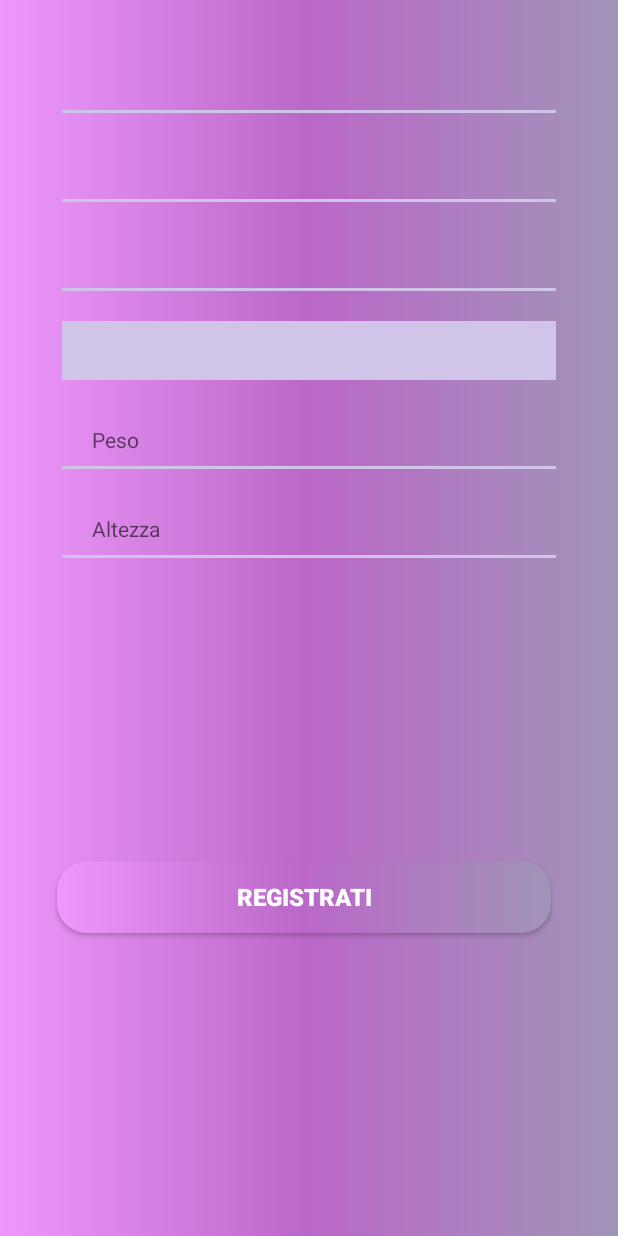
After one commit to simtape/myFitNoteAndroid, an Android app: the RegistrazioneParteTreActivity screen opened directly, with no data from a screen before it, on a phone screen of 412 x 824 dp. The commit adds this screen. Run offline under Robolectric (Android 15) with nearby library versions, the phone set to English and light mode, and no system bars; our stand-ins replace Volley; network calls fail.

Commit message:
registrazione

```diff
--- /dev/null
+++ b/app/src/main/java/com/example/myfitnoteandroid/RegistrazioneParteTreActivity.java
@@ -0,0 +1,138 @@
+package com.example.myfitnoteandroid;
+
+import androidx.appcompat.app.AppCompatActivity;
+
+import android.content.Intent;
+import android.os.Bundle;
+import android.view.View;
+import android.widget.Button;
+import android.widget.TextView;
+import android.widget.Toast;
+
+import com.android.volley.Request;
+import com.android.volley.RequestQueue;
+import com.android.volley.Response;
+import com.android.volley.RetryPolicy;
+import com.android.volley.VolleyError;
+import com.android.volley.toolbox.JsonObjectRequest;
+import com.android.volley.toolbox.Volley;
+import com.example.myfitnoteandroid.data.SessionManager;
+import com.example.myfitnoteandroid.data.User;
+
+import org.json.JSONException;
+import org.json.JSONObject;
+
+public class RegistrazioneParteTreActivity extends AppCompatActivity implements View.OnClickListener {
+    TextView name, surname, mail, password, peso, altezza;
+    Button button;
+
+    private JSONObject postData, userJsonObject;
+
+    @Override
+    protected void onCreate(Bundle savedInstanceState) {
+        super.onCreate(savedInstanceState);
+        setContentView(R.layout.activity_registrazione_parte_tre);
+
+        name = findViewById(R.id.nome);
+        surname = findViewById(R.id.Cognome);
+        mail = findViewById(R.id.Email);
+        password = findViewById(R.id.password);
+        peso = findViewById(R.id.Peso);
+        altezza = findViewById(R.id.Altezza);
+        button = findViewById(R.id.reg3);
+
+
+        SessionManager sessionManager = new SessionManager(this);
+
+        name.setText(sessionManager.getName());
+        surname.setText(sessionManager.getSurname());
+        mail.setText(sessionManager.getMail());
+        password.setText(sessionManager.getPassword());
+        peso.setText(sessionManager.getPeso());
+        altezza.setText(sessionManager.getAltezza());
+
+        button.setOnClickListener((View.OnClickListener) this);
+
+    }
+
+    public void onClick(View v) {
+        if (v.getId() == button.getId()) {
+            postData = new JSONObject();
+
+            try {
+
+                postData.put("mail", mail.getText().toString().trim());
+                postData.put("name", name.getText().toString().trim());
+                postData.put("surname", surname.getText().toString().trim());
+                postData.put("height", altezza.getText().toString().trim());
+                postData.put("weight", peso.getText().toString().trim());
+                postData.put("password", password.getText().toString().trim());
+
+            } catch (JSONException e) {
+                e.printStackTrace();
+            }
+            registrazione();
+
+        }
+
+
+    }
+
+    public void registrazione() {
+        RequestQueue queue = Volley.newRequestQueue(this.getApplicationContext());
+        String url = "https://myfitnote.herokuapp.com/users/registrazione";
+        final JsonObjectRequest jsonObjectRequest = new JsonObjectRequest(Request.Method.POST, url,
+                postData, new Response.Listener<JSONObject>() {
+            @Override
+            public void onResponse(JSONObject response) {
+
+                try {
+                    userJsonObject = response.getJSONObject("user");
+                } catch (JSONException e) {
+                    e.printStackTrace();
+                }
+
+
+                if (userJsonObject != null) {
+                    Toast.makeText(getApplication().getBaseContext(), "Utente registrato correttamente", Toast.LENGTH_LONG).show();
+
+
+                } else {
+                    Toast.makeText(getApplication().getBaseContext(), "Email gia esistente", Toast.LENGTH_LONG).show();
+                }
+
+
+            }
+        }, new Response.ErrorListener() {
+            @Override
+            public void onErrorResponse(VolleyError error) {
+                error.printStackTrace();
+            }
+        });
+
+        /*jsonObjectRequest.setRetryPolicy(new DefaultRetryPolicy(
+                DefaultRetryPolicy.DEFAULT_TIMEOUT_MS * 2,
+                DefaultRetryPolicy.DEFAULT_MAX_RETRIES,
+                DefaultRetryPolicy.DEFAULT_BACKOFF_MULT));*/
+
+        jsonObjectRequest.setRetryPolicy(new RetryPolicy() {
+            @Override
+            public int getCurrentTimeout() {
+                return 50000;
+            }
+
+            @Override
+            public int getCurrentRetryCount() {
+                return 50000;
+            }
+
+            @Override
+            public void retry(VolleyError error) throws VolleyError {
+
+            }
+        });
+        queue.add(jsonObjectRequest);
+
+
+    }
+}
--- a/app/src/main/java/com/example/myfitnoteandroid/data/SessionManager.java
+++ b/app/src/main/java/com/example/myfitnoteandroid/data/SessionManager.java
@@ -14,6 +14,10 @@ public class SessionManager {
     String SESSION_NAME = "session_name";
     String SESSION_SURNAME = "session_surname";
     String SESSION_MAIL = "session_mail";
+    String REGISTRATION_PASSWORD = "session_password";
+    String REGISTRATION_PESO = "registration_peso";
+    String REGISTRATION_ALTEZZA = "registration_altezza";
+
 
 
     public SessionManager(Context context) {
@@ -67,4 +71,48 @@ public class SessionManager {
         return this.user;
 
     }
+
+    public void setSessionName(String name){
+        editor.putString(SESSION_NAME, name).commit();
+    }
+
+    public void setSessionSurname(String surname){
+        editor.putString(SESSION_SURNAME, surname).commit();
+    }
+
+    public void setSessionMail(String mail){
+
+        editor.putString(SESSION_MAIL, null).commit();
+        editor.putString(SESSION_MAIL, mail).commit();
+    }
+
+    public void setSessionPassword(String password){
+        editor.putString(REGISTRATION_PASSWORD, password).commit();
+
+    }
+
+    public String getPassword(){
+        return sharedPreferences.getString(REGISTRATION_PASSWORD, null);
+
+    }
+
+    public String getPeso(){
+
+        return sharedPreferences.getString(REGISTRATION_PESO, null);
+    }
+
+    public String getAltezza(){
+        return sharedPreferences.getString(REGISTRATION_ALTEZZA, null);
+
+    }
+
+    public void setPeso(String peso){
+        editor.putString(REGISTRATION_PESO, peso).commit();
+    }
+
+    public void setAltezza(String altezza){
+        editor.putString(REGISTRATION_ALTEZZA, altezza).commit();
+    }
+
+
 }
--- /dev/null
+++ b/app/src/main/res/layout/activity_registrazione_parte_tre.xml
@@ -0,0 +1,138 @@
+<?xml version="1.0" encoding="utf-8"?>
+<androidx.constraintlayout.widget.ConstraintLayout
+    xmlns:android="http://schemas.android.com/apk/res/android"
+    xmlns:app="http://schemas.android.com/apk/res-auto"
+    xmlns:tools="http://schemas.android.com/tools"
+    android:layout_width="match_parent"
+    android:layout_height="match_parent"
+    android:background="@drawable/login_dark_background">
+    <TextView
+        android:id="@+id/nome"
+        android:layout_width="0dp"
+        android:layout_height="wrap_content"
+        android:layout_marginTop="36dp"
+        android:background="@drawable/edit_text_bg"
+
+        android:paddingLeft="20dp"
+        android:paddingTop="10dp"
+        android:paddingBottom="10dp"
+        app:layout_constraintEnd_toEndOf="parent"
+        app:layout_constraintStart_toStartOf="parent"
+        app:layout_constraintTop_toTopOf="parent"
+        app:layout_constraintWidth_percent=".8" />
+
+    <TextView
+        android:id="@+id/Cognome"
+        android:layout_width="0dp"
+        android:layout_height="wrap_content"
+        android:layout_marginTop="20dp"
+        android:background="@drawable/edit_text_bg"
+
+        android:paddingLeft="20dp"
+        android:paddingTop="10dp"
+        android:paddingBottom="10dp"
+        app:layout_constraintBottom_toBottomOf="parent"
+        app:layout_constraintEnd_toEndOf="parent"
+        app:layout_constraintHorizontal_bias=".5"
+        app:layout_constraintStart_toStartOf="parent"
+        app:layout_constraintTop_toBottomOf="@+id/nome"
+        app:layout_constraintVertical_bias="0"
+        app:layout_constraintWidth_percent=".8" />
+
+
+    <TextView
+        android:id="@+id/Email"
+        android:layout_width="0dp"
+        android:layout_height="wrap_content"
+        android:layout_marginTop="20dp"
+        android:background="@drawable/edit_text_bg"
+
+        android:paddingLeft="20dp"
+        android:paddingTop="10dp"
+        android:paddingBottom="10dp"
+        app:layout_constraintBottom_toBottomOf="parent"
+        app:layout_constraintEnd_toEndOf="parent"
+        app:layout_constraintHorizontal_bias=".5"
+        app:layout_constraintStart_toStartOf="parent"
+        app:layout_constraintTop_toBottomOf="@+id/Cognome"
+        app:layout_constraintVertical_bias="0"
+        app:layout_constraintWidth_percent=".8" />
+
+    <TextView
+        android:id="@+id/password"
+        android:layout_width="0dp"
+        android:layout_height="wrap_content"
+        android:layout_marginTop="20dp"
+        android:background="@drawable/edit_textfilled"
+
+        android:paddingLeft="20dp"
+        android:paddingTop="10dp"
+        android:paddingBottom="10dp"
+        app:layout_constraintBottom_toBottomOf="parent"
+        app:layout_constraintEnd_toEndOf="parent"
+        app:layout_constraintHorizontal_bias=".5"
+        app:layout_constraintStart_toStartOf="parent"
+        app:layout_constraintTop_toBottomOf="@+id/Email"
+        app:layout_constraintVertical_bias="0"
+        app:layout_constraintWidth_percent=".8" />
+
+    <TextView
+        android:id="@+id/Peso"
+        android:layout_width="0dp"
+        android:layout_height="wrap_content"
+        android:layout_marginTop="20dp"
+        android:background="@drawable/edit_text_bg"
+        android:hint="Peso"
+        android:paddingLeft="20dp"
+        android:paddingTop="10dp"
+        android:paddingBottom="10dp"
+        app:layout_constraintBottom_toBottomOf="parent"
+        app:layout_constraintEnd_toEndOf="parent"
+        app:layout_constraintHorizontal_bias=".5"
+        app:layout_constraintStart_toStartOf="parent"
+        app:layout_constraintTop_toBottomOf="@+id/password"
+        app:layout_constraintVertical_bias="0"
+        app:layout_constraintWidth_percent=".8" />
+
+    <TextView
+        android:id="@+id/Altezza"
+        android:layout_width="0dp"
+        android:layout_height="wrap_content"
+        android:layout_marginTop="20dp"
+        android:background="@drawable/edit_text_bg"
+        android:hint="Altezza"
+        android:paddingLeft="20dp"
+        android:paddingTop="10dp"
+        android:paddingBottom="10dp"
+        app:layout_constraintBottom_toBottomOf="parent"
+        app:layout_constraintEnd_toEndOf="parent"
+        app:layout_constraintHorizontal_bias=".5"
+        app:layout_constraintStart_toStartOf="parent"
+        app:layout_constraintTop_toBottomOf="@+id/Peso"
+        app:layout_constraintVertical_bias="0"
+        app:layout_constraintWidth_percent=".8" />
+
+    <Button
+        android:id="@+id/reg3"
+        android:layout_width="329dp"
+        android:layout_height="wrap_content"
+        android:background="@drawable/button_bg"
+        android:text="REGISTRATI"
+        android:textColor="@color/cardview_light_background"
+        android:textSize="16sp"
+        android:textStyle="bold"
+        app:layout_constraintBottom_toBottomOf="parent"
+        app:layout_constraintEnd_toEndOf="parent"
+        app:layout_constraintHorizontal_bias="0.463"
+        app:layout_constraintStart_toStartOf="parent"
+        app:layout_constraintWidth_percent=".8"
+        app:layout_constraintTop_toBottomOf="@+id/Altezza"/>
+
+    <GridView
+        android:layout_width="match_parent"
+        android:layout_height="match_parent"
+        tools:layout_editor_absoluteX="2dp"
+        tools:layout_editor_absoluteY="246dp" />
+
+
+</androidx.constraintlayout.widget.ConstraintLayout>
--- a/app/src/main/res/menu/activity_main_drawer.xml
+++ b/app/src/main/res/menu/activity_main_drawer.xml
@@ -19,9 +19,13 @@
             android:title="@string/misura_battito" />
 
         <item
-            android:id="@+id/nav_slideshow"
+            android:id="@+id/nav_esercizi"
             android:icon="@drawable/ic_menu_slideshow"
             android:title="@string/esercizi" />
 
+        <item
+            android:id="@+id/nav_schede"
+            android:icon="@drawable/ic_menu_slideshow"
+            android:title="@string/schede" />
     </group>
 </menu>
--- a/app/src/main/res/menu/main.xml
+++ b/app/src/main/res/menu/main.xml
@@ -1,10 +1,13 @@
 <?xml version="1.0" encoding="utf-8"?>
 <menu xmlns:android="http://schemas.android.com/apk/res/android"
     xmlns:app="http://schemas.android.com/apk/res-auto">
+ì
     <item
         android:id="@+id/logout"
         android:icon="@drawable/logout"
         android:orderInCategory="100"
         android:title="@string/logout"
         app:showAsAction="always" />
+
+
 </menu>
--- a/app/src/main/res/values/strings.xml
+++ b/app/src/main/res/values/strings.xml
@@ -11,6 +11,8 @@
     <string name="menu_kcal">Calcola kcal</string>
     <string name="misura_battito">Misura battito</string>
     <string name="esercizi">Esercizi</string>
+    <string name="schede">Schede</string>
+    <string name="registrazione_2">Seconda Fase Registrazione</string>
     <string name="logout">Logout</string>
 
     <string name="home_second">Home Second</string>
```
Also changed, not shown: app/src/main/AndroidManifest.xml (+6 -6 lines), app/src/main/java/com/example/myfitnoteandroid/LoginTabFragment.java (+8 -4 lines), app/src/main/java/com/example/myfitnoteandroid/MainActivity.java (+1 -12 lines), app/src/main/java/com/example/myfitnoteandroid/RegistrazioneParteDueActivity.java (added, +44 -0 lines), app/src/main/java/com/example/myfitnoteandroid/RegistrazioneTabFragment.java (+25 -17 lines), app/src/main/java/com/example/myfitnoteandroid/ui/schede/SchedeFragment.java (added, +38 -0 lines), app/src/main/res/layout/app_bar_main.xml (+0 -8 lines), app/src/main/res/layout/reg_parte_2.xml (added, +64 -0 lines), app/src/main/res/layout/schede_fragment.xml (added, +23 -0 lines), app/src/main/res/navigation/mobile_navigation.xml (+13 -1 lines).
